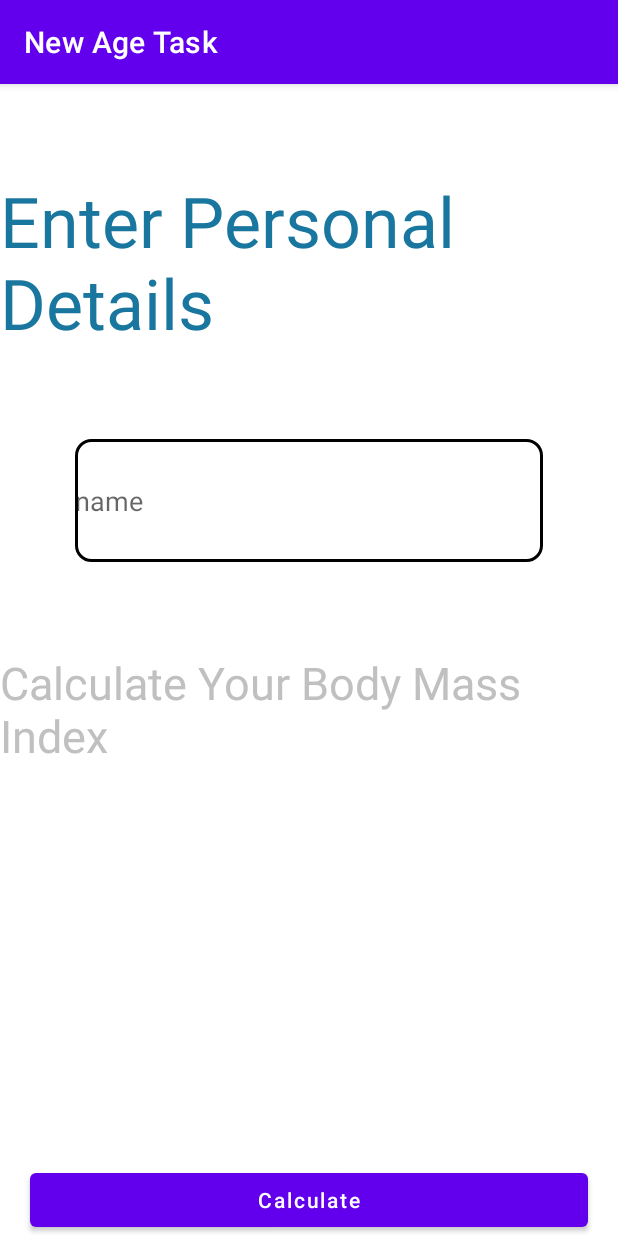
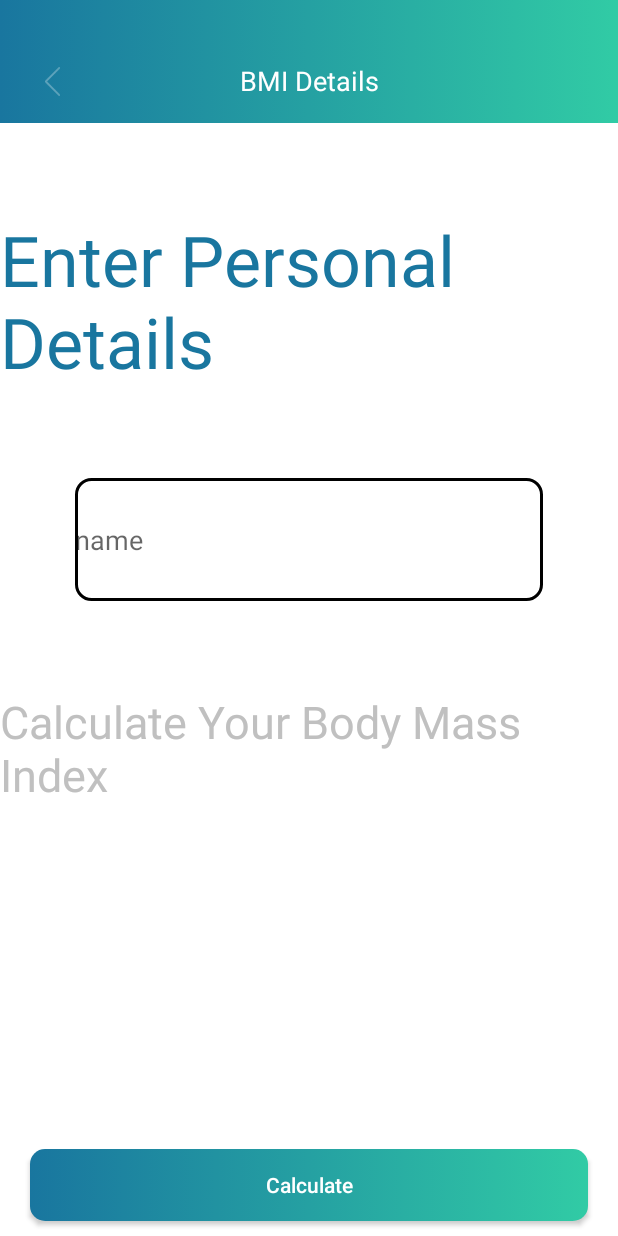
Before and after one commit to Aslmmon/New-Age-Task, an Android app: the screen it shows after launch (MainActivity), on a phone screen of 412 x 824 dp. Run offline under Robolectric (Android 15) with nearby library versions, the phone set to English and light mode, and no system bars.

Commit message:
added custom toolbar for add BMI details

```diff
--- a/app/src/main/java/com/example/newagetask/MainActivity.kt
+++ b/app/src/main/java/com/example/newagetask/MainActivity.kt
@@ -2,6 +2,9 @@ package com.example.newagetask
 
 import androidx.appcompat.app.AppCompatActivity
 import android.os.Bundle
+import android.view.Window
+import android.view.WindowManager
+import androidx.core.content.ContextCompat
 
 class MainActivity : AppCompatActivity() {
     override fun onCreate(savedInstanceState: Bundle?) {
--- /dev/null
+++ b/app/src/main/java/com/example/newagetask/common/CustomToolbar.kt
@@ -0,0 +1,38 @@
+package com.example.newagetask.common
+
+import android.app.Activity
+import android.content.Context
+import android.util.AttributeSet
+import android.view.LayoutInflater
+import android.widget.ImageView
+import android.widget.TextView
+import androidx.constraintlayout.widget.ConstraintLayout
+import com.example.newagetask.R
+
+class CustomToolbar @JvmOverloads constructor(
+    context: Context,
+    attrs: AttributeSet? = null,
+    defStyle: Int = 0
+) : ConstraintLayout(context, attrs, defStyle) {
+    private val TAG = CustomToolbar::class.simpleName
+
+
+    init {
+        val rootView =
+            (context.getSystemService(Context.LAYOUT_INFLATER_SERVICE) as LayoutInflater).inflate(
+                R.layout.custom_toolbar,
+                this,
+                true
+            )
+//        val backButton = rootView.findViewById<ImageView>(com.paysky.momogrow.R.id.iv_back)
+//        val appBarText =
+//            rootView.findViewById<TextView>(com.paysky.momogrow.R.id.tv_store_categories)
+//        backButton.setOnClickListener {
+//            (context as Activity).finish()
+//        }
+//        val text =
+//            context.obtainStyledAttributes(attrs, com.paysky.momogrow.R.styleable.CustomAppBar)
+//        appBarText.text = text.getString(com.paysky.momogrow.R.styleable.CustomAppBar_android_text)
+
+    }
+}
--- /dev/null
+++ b/app/src/main/res/drawable/back_button.xml
@@ -0,0 +1,15 @@
+<vector xmlns:android="http://schemas.android.com/apk/res/android"
+    android:width="34dp"
+    android:height="64dp"
+    android:viewportWidth="34"
+    android:viewportHeight="64">
+  <path
+      android:pathData="M32,2L2,32L32,62"
+      android:strokeAlpha="0.3"
+      android:strokeLineJoin="round"
+      android:strokeWidth="4"
+      android:fillColor="#00000000"
+      android:strokeColor="#ffffff"
+      android:fillAlpha="0.3"
+      android:strokeLineCap="round"/>
+</vector>
--- /dev/null
+++ b/app/src/main/res/drawable/gradient_colors_no_radius.xml
@@ -0,0 +1,13 @@
+<?xml version="1.0" encoding="utf-8"?>
+<selector xmlns:android="http://schemas.android.com/apk/res/android">
+    <item>
+        <shape>
+            <gradient
+                android:angle="180"
+                android:endColor="#19769F"
+                android:startColor="#31CBA5"
+                android:type="linear"
+                />
+        </shape>
+    </item>
+</selector>
--- /dev/null
+++ b/app/src/main/res/drawable/linear_gradient_color.xml
@@ -0,0 +1,14 @@
+<?xml version="1.0" encoding="utf-8"?>
+<selector xmlns:android="http://schemas.android.com/apk/res/android">
+        <item>
+            <shape>
+                <gradient
+                    android:angle="180"
+                    android:endColor="#19769F"
+                    android:startColor="#31CBA5"
+                    android:type="linear"
+                  />
+                <corners android:radius="15px" />
+            </shape>
+        </item>
+</selector>
--- a/app/src/main/res/layout/activity_main.xml
+++ b/app/src/main/res/layout/activity_main.xml
@@ -5,6 +5,27 @@
     android:layout_width="match_parent"
     android:layout_height="match_parent"
     tools:context=".MainActivity">
+
+    <View
+        android:id="@+id/status_bar_scrim"
+        android:layout_width="match_parent"
+        android:layout_height="26dp"
+        app:layout_constraintTop_toTopOf="parent"
+        app:layout_constraintStart_toStartOf="parent"
+        app:layout_constraintEnd_toEndOf="parent"
+        android:background="@drawable/gradient_colors_no_radius" />
+    <com.example.newagetask.common.CustomToolbar
+        android:layout_width="0dp"
+        android:layout_height="wrap_content"
+        android:id="@+id/toolbar"
+        app:layout_constraintStart_toStartOf="parent"
+        app:layout_constraintTop_toBottomOf="@id/status_bar_scrim"
+        app:layout_constraintEnd_toEndOf="parent"
+        >
+
+
+
+    </com.example.newagetask.common.CustomToolbar>
 
     <androidx.fragment.app.FragmentContainerView
         android:id="@+id/nav_host_fragment"
@@ -15,7 +36,7 @@
         app:layout_constraintBottom_toBottomOf="parent"
         app:layout_constraintLeft_toLeftOf="parent"
         app:layout_constraintRight_toRightOf="parent"
-        app:layout_constraintTop_toTopOf="parent"
+        app:layout_constraintTop_toBottomOf="@id/toolbar"
         app:navGraph="@navigation/bmi_navigation_graph" />
 
 </androidx.constraintlayout.widget.ConstraintLayout>
--- /dev/null
+++ b/app/src/main/res/layout/custom_toolbar.xml
@@ -0,0 +1,35 @@
+<?xml version="1.0" encoding="utf-8"?>
+<androidx.constraintlayout.widget.ConstraintLayout xmlns:android="http://schemas.android.com/apk/res/android"
+    android:layout_width="match_parent"
+    android:layout_height="wrap_content"
+    xmlns:app="http://schemas.android.com/apk/res-auto">
+
+    <TextView
+        android:id="@+id/toolbar"
+        android:layout_width="match_parent"
+        app:title="Add BMI Details"
+        android:gravity="center"
+        android:text="BMI Details"
+        android:textColor="@color/white"
+        android:textAlignment="center"
+        android:textSize="18sp"
+        android:layout_height="?attr/actionBarSize"
+        android:background="@drawable/gradient_colors_no_radius"
+        app:layout_constraintLeft_toLeftOf="parent"
+        app:layout_constraintRight_toRightOf="parent"
+        app:layout_constraintTop_toTopOf="parent"
+        />
+
+    <ImageView
+        android:layout_width="30dp"
+        android:layout_height="30dp"
+        android:layout_marginStart="20dp"
+        android:padding="5dp"
+        android:src="@drawable/back_button"
+        app:layout_constraintStart_toStartOf="parent"
+        app:layout_constraintBottom_toBottomOf="parent"
+        app:layout_constraintTop_toTopOf="parent"
+
+        />
+
+</androidx.constraintlayout.widget.ConstraintLayout>
--- a/app/src/main/res/layout/fragment_add_bmi_details.xml
+++ b/app/src/main/res/layout/fragment_add_bmi_details.xml
@@ -51,10 +51,9 @@
     <com.google.android.material.button.MaterialButton
         android:layout_width="0dp"
         android:layout_height="wrap_content"
-        android:text="Calculate"
+        android:text="@string/calculate_title"
         android:layout_marginHorizontal="20dp"
-        android:textAllCaps="false"
-        android:textColor="@color/white"
+        android:layout_marginBottom="10dp"
         app:layout_constraintStart_toStartOf="parent"
         app:layout_constraintEnd_toEndOf="parent"
         app:layout_constraintBottom_toBottomOf="parent"
--- a/app/src/main/res/values/strings.xml
+++ b/app/src/main/res/values/strings.xml
@@ -4,4 +4,5 @@
     <string name="hello_blank_fragment">Hello blank fragment</string>
     <string name="enter_personal_details">Enter Personal Details</string>
     <string name="name_title">name</string>
+    <string name="calculate_title">Calculate</string>
 </resources>
--- a/app/src/main/res/values/themes.xml
+++ b/app/src/main/res/values/themes.xml
@@ -1,6 +1,6 @@
 <resources xmlns:tools="http://schemas.android.com/tools">
     <!-- Base application theme. -->
-    <style name="Theme.NewAgeTask" parent="Theme.MaterialComponents.DayNight.DarkActionBar">
+    <style name="Theme.NewAgeTask" parent="Theme.MaterialComponents.Light.NoActionBar">
         <!-- Primary brand color. -->
         <item name="colorPrimary">@color/purple_500</item>
         <item name="colorPrimaryVariant">@color/purple_700</item>
@@ -10,7 +10,21 @@
         <item name="colorSecondaryVariant">@color/teal_700</item>
         <item name="colorOnSecondary">@color/black</item>
         <!-- Status bar color. -->
-        <item name="android:statusBarColor">?attr/colorPrimaryVariant</item>
+        <item name="materialButtonStyle">@style/Button.gradient</item>
+        <item name="android:statusBarColor">@android:color/transparent</item>
+        <item name="android:windowTranslucentStatus">true</item>
+
+
         <!-- Customize your theme here. -->
     </style>
+
+
+    <style name="Button.gradient" parent="android:Widget.Material.Button">
+        <item name="android:textColor">@color/white</item>
+        <item name="colorButtonNormal">#020e39</item>
+        <item name="android:textAllCaps">false</item>
+        <item name="android:background">@drawable/linear_gradient_color</item>
+        <item name="backgroundTint">@null</item>
+
+    </style>
 </resources>
```
